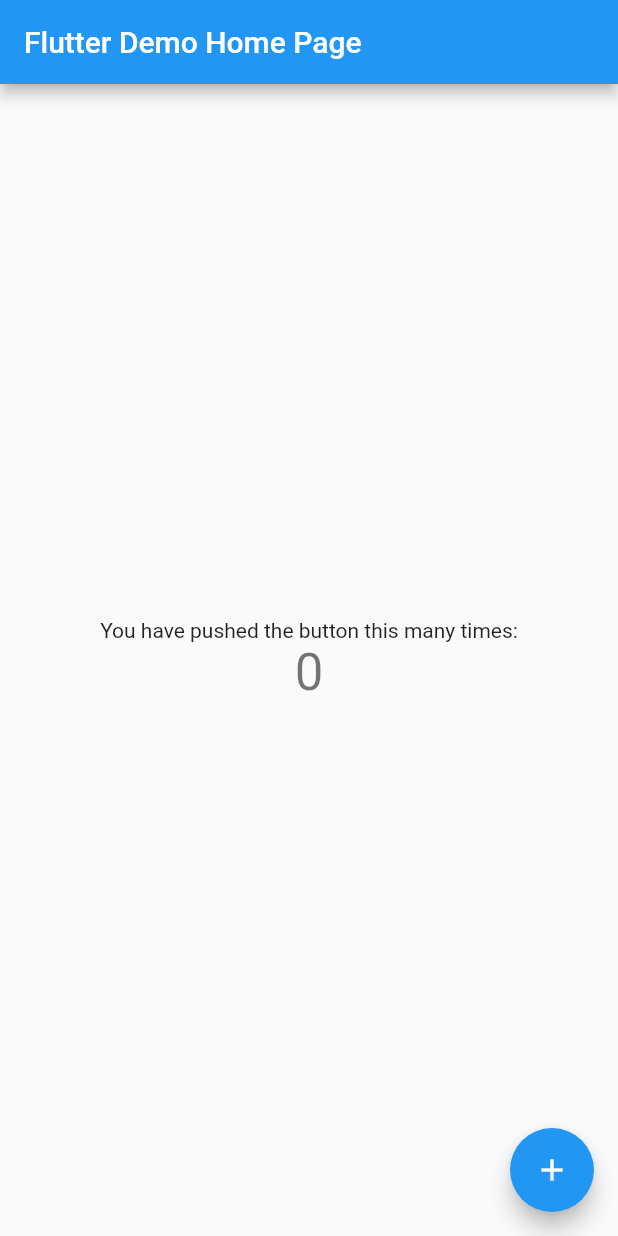
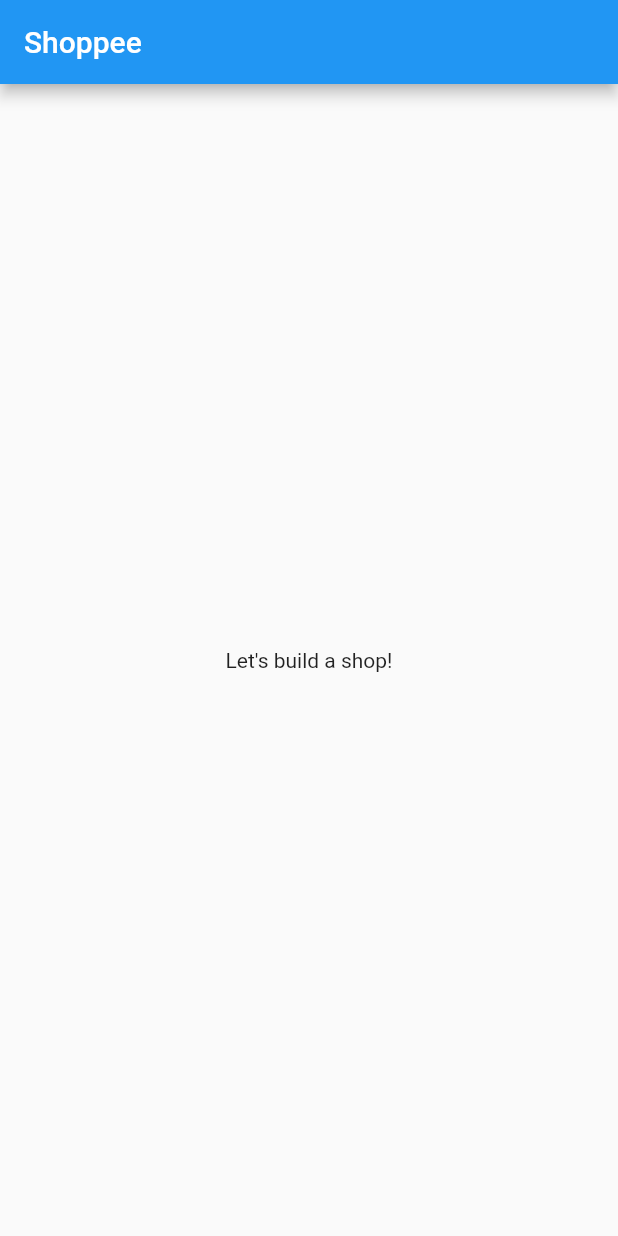
Before and after one commit to Aditya7feb/100DaysOfCode, a Flutter app: the screen it shows after launch, on a phone screen of 412 x 824 dp. Run offline on Flutter 3.47's test engine with Material 2 defaults, Android fonts, the phone set to English and light mode, and no system bars.

```diff
--- a/Project1/Shoppers/lib/main.dart
+++ b/Project1/Shoppers/lib/main.dart
@@ -5,113 +5,29 @@ void main() {
 }
 
 class MyApp extends StatelessWidget {
-  // This widget is the root of your application.
   @override
   Widget build(BuildContext context) {
     return MaterialApp(
-      title: 'Flutter Demo',
+      title: 'Shoppers',
       theme: ThemeData(
-        // This is the theme of your application.
-        //
-        // Try running your application with "flutter run". You'll see the
-        // application has a blue toolbar. Then, without quitting the app, try
-        // changing the primarySwatch below to Colors.green and then invoke
-        // "hot reload" (press "r" in the console where you ran "flutter run",
-        // or simply save your changes to "hot reload" in a Flutter IDE).
-        // Notice that the counter didn't reset back to zero; the application
-        // is not restarted.
         primarySwatch: Colors.blue,
-        // This makes the visual density adapt to the platform that you run
-        // the app on. For desktop platforms, the controls will be smaller and
-        // closer together (more dense) than on mobile platforms.
         visualDensity: VisualDensity.adaptivePlatformDensity,
       ),
-      home: MyHomePage(title: 'Flutter Demo Home Page'),
+      home: MyHomePage(),
     );
   }
 }
 
-class MyHomePage extends StatefulWidget {
-  MyHomePage({Key key, this.title}) : super(key: key);
-
-  // This widget is the home page of your application. It is stateful, meaning
-  // that it has a State object (defined below) that contains fields that affect
-  // how it looks.
-
-  // This class is the configuration for the state. It holds the values (in this
-  // case the title) provided by the parent (in this case the App widget) and
-  // used by the build method of the State. Fields in a Widget subclass are
-  // always marked "final".
-
-  final String title;
-
-  @override
-  _MyHomePageState createState() => _MyHomePageState();
-}
-
-class _MyHomePageState extends State<MyHomePage> {
-  int _counter = 0;
-
-  void _incrementCounter() {
-    setState(() {
-      // This call to setState tells the Flutter framework that something has
-      // changed in this State, which causes it to rerun the build method below
-      // so that the display can reflect the updated values. If we changed
-      // _counter without calling setState(), then the build method would not be
-      // called again, and so nothing would appear to happen.
-      _counter++;
-    });
-  }
-
+class MyHomePage extends StatelessWidget {
   @override
   Widget build(BuildContext context) {
-    // This method is rerun every time setState is called, for instance as done
-    // by the _incrementCounter method above.
-    //
-    // The Flutter framework has been optimized to make rerunning build methods
-    // fast, so that you can just rebuild anything that needs updating rather
-    // than having to individually change instances of widgets.
     return Scaffold(
       appBar: AppBar(
-        // Here we take the value from the MyHomePage object that was created by
-        // the App.build method, and use it to set our appbar title.
-        title: Text(widget.title),
+        title: Text('Shoppee'),
       ),
       body: Center(
-        // Center is a layout widget. It takes a single child and positions it
-        // in the middle of the parent.
-        child: Column(
-          // Column is also a layout widget. It takes a list of children and
-          // arranges them vertically. By default, it sizes itself to fit its
-          // children horizontally, and tries to be as tall as its parent.
-          //
-          // Invoke "debug painting" (press "p" in the console, choose the
-          // "Toggle Debug Paint" action from the Flutter Inspector in Android
-          // Studio, or the "Toggle Debug Paint" command in Visual Studio Code)
-          // to see the wireframe for each widget.
-          //
-          // Column has various properties to control how it sizes itself and
-          // how it positions its children. Here we use mainAxisAlignment to
-          // center the children vertically; the main axis here is the vertical
-          // axis because Columns are vertical (the cross axis would be
-          // horizontal).
-          mainAxisAlignment: MainAxisAlignment.center,
-          children: <Widget>[
-            Text(
-              'You have pushed the button this many times:',
-            ),
-            Text(
-              '$_counter',
-              style: Theme.of(context).textTheme.headline4,
-            ),
-          ],
-        ),
+        child: Text('Let\'s build a shop!'),
       ),
-      floatingActionButton: FloatingActionButton(
-        onPressed: _incrementCounter,
-        tooltip: 'Increment',
-        child: Icon(Icons.add),
-      ), // This trailing comma makes auto-formatting nicer for build methods.
     );
   }
 }
--- /dev/null
+++ b/Project1/Shoppers/lib/screens/products_overview_screen.dart
@@ -0,0 +1,8 @@
+import 'package:flutter/material.dart';
+
+class ProductOverviewScreen extends StatelessWidget {
+  @override
+  Widget build(BuildContext context) {
+    return Container();
+  }
+}
```
Also changed, not shown: Project1/Shoppers/lib/models/product.dart (added, +19 -0 lines).
